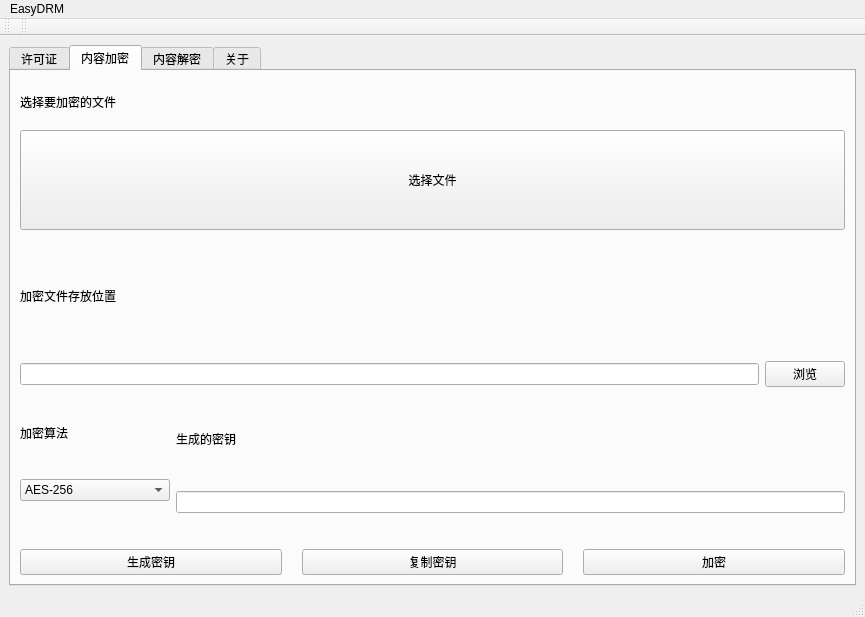
Qt form mainwindow.ui (LittleAO1179/EasyDRM) before a commit.
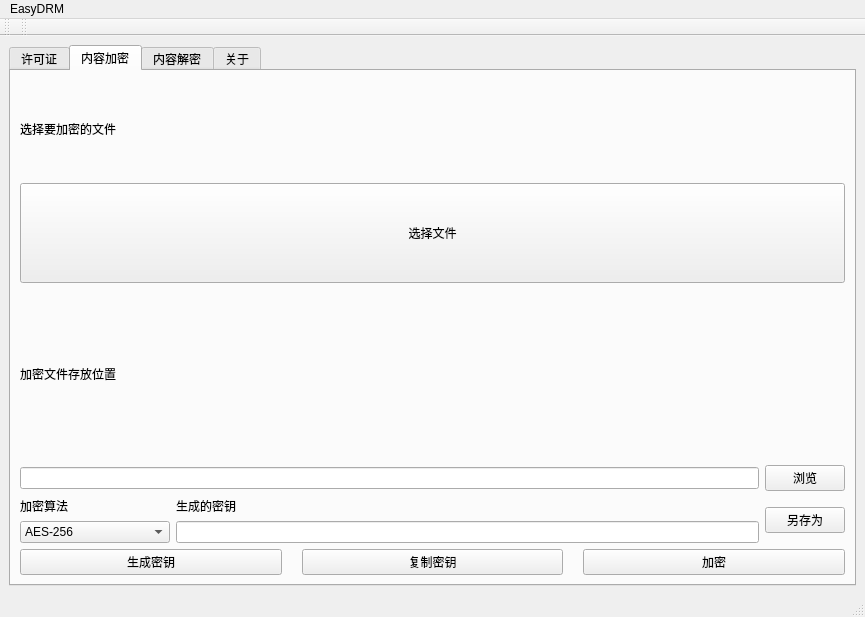
The same form after that commit.

The edit to the form file:
```diff
--- a/mainwindow.ui
+++ b/mainwindow.ui
@@ -98,6 +98,9 @@
          <layout class="QHBoxLayout" name="horizontalLayout_2">
           <item>
            <layout class="QVBoxLayout" name="verticalLayout_4">
+            <property name="sizeConstraint">
+             <enum>QLayout::SizeConstraint::SetDefaultConstraint</enum>
+            </property>
             <item>
              <widget class="QLabel" name="label_6">
               <property name="sizePolicy">
@@ -142,28 +145,18 @@
               </item>
              </widget>
             </item>
-            <item>
-             <spacer name="verticalSpacer_2">
-              <property name="orientation">
-               <enum>Qt::Orientation::Vertical</enum>
-              </property>
-              <property name="sizeType">
-               <enum>QSizePolicy::Policy::Fixed</enum>
-              </property>
-              <property name="sizeHint" stdset="0">
-               <size>
-                <width>20</width>
-                <height>10</height>
-               </size>
-              </property>
-             </spacer>
-            </item>
            </layout>
           </item>
           <item>
            <layout class="QVBoxLayout" name="verticalLayout_3">
             <item>
              <widget class="QLabel" name="label_7">
+              <property name="sizePolicy">
+               <sizepolicy hsizetype="Preferred" vsizetype="Fixed">
+                <horstretch>0</horstretch>
+                <verstretch>0</verstretch>
+               </sizepolicy>
+              </property>
               <property name="text">
                <string>生成的密钥</string>
               </property>
@@ -172,24 +165,15 @@
             <item>
              <widget class="QLineEdit" name="lineEdit_2"/>
             </item>
-            <item>
-             <spacer name="verticalSpacer">
-              <property name="orientation">
-               <enum>Qt::Orientation::Vertical</enum>
-              </property>
-              <property name="sizeType">
-               <enum>QSizePolicy::Policy::Fixed</enum>
-              </property>
-              <property name="sizeHint" stdset="0">
-               <size>
-                <width>20</width>
-                <height>30</height>
-               </size>
-              </property>
-             </spacer>
-            </item>
            </layout>
           </item>
+          <item>
+           <widget class="QPushButton" name="pushButton_6">
+            <property name="text">
+             <string>另存为</string>
+            </property>
+           </widget>
+          </item>
          </layout>
         </item>
         <item>
```
Left out of the diff: 2 changed lines with no effect on the pictures.
